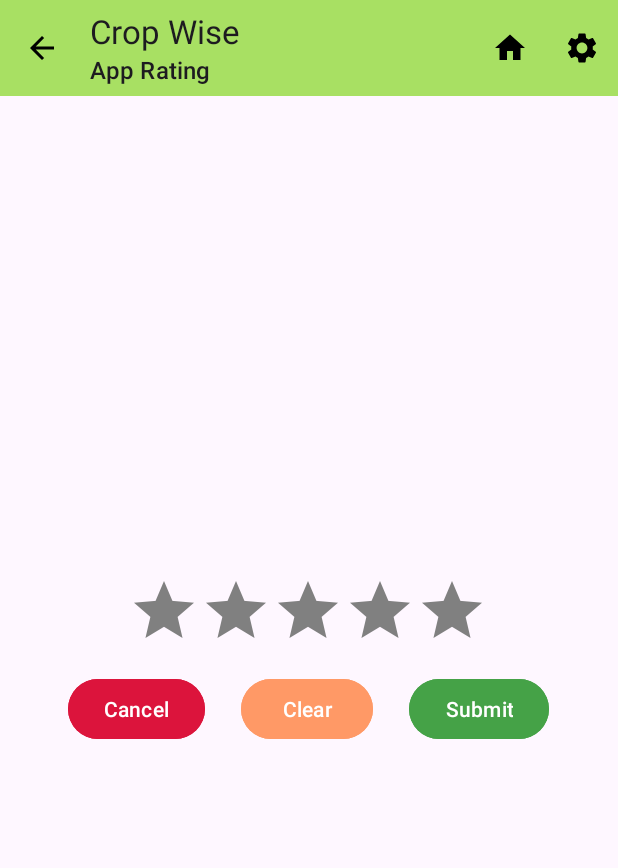
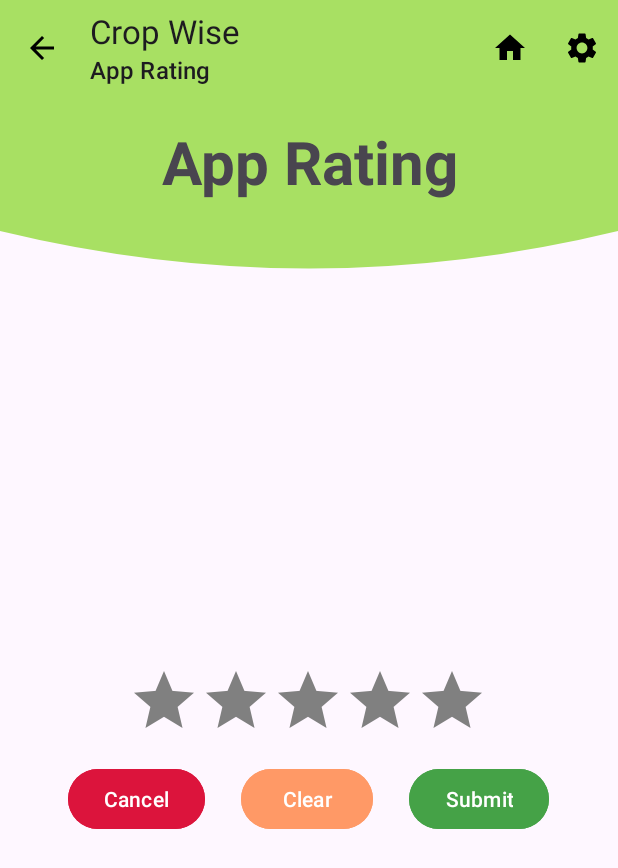
Before and after one commit to Mebanseibor/CropWise, an Android app: the AppRating screen opened directly, with no data from a screen before it, on a phone screen of 412 x 824 dp. Shown: the top 868 px of the screen. Run offline under Robolectric (Android 15) with nearby library versions, the phone set to English and light mode, and no system bars.

Commit message:
Added decorative header to the App Rating Activity

```diff
--- a/app/src/main/java/com/example/cropwise/rating/AppRating.kt
+++ b/app/src/main/java/com/example/cropwise/rating/AppRating.kt
@@ -7,6 +7,7 @@ import android.view.Menu
 import android.view.MenuItem
 import android.widget.Button
 import android.widget.RatingBar
+import android.widget.TextView
 import android.widget.Toast
 import androidx.appcompat.app.AppCompatActivity
 import com.example.cropwise.GO
@@ -20,6 +21,7 @@ class AppRating : AppCompatActivity(){
     private lateinit var btnSubmitRating : Button
     private lateinit var btnClearRating: Button
     private lateinit var btnCancelRating : Button
+    private lateinit var headerTitle : TextView
 
     // savedPreference
     private var SP_name: String = "appRating"
@@ -36,6 +38,8 @@ class AppRating : AppCompatActivity(){
 
         initRatingBar()
         initToolBar()
+
+        headerTitle.text = "App Rating"
     }
 
     private fun initToolBar(){
@@ -69,6 +73,8 @@ class AppRating : AppCompatActivity(){
         btnSubmitRating = findViewById(R.id.btnSubmitRating)
         btnCancelRating = findViewById(R.id.btnCancelRating)
         btnClearRating = findViewById(R.id.btnClearRating)
+
+        headerTitle = findViewById(R.id.headerTitle)
     }
 
     private fun initRatingBar(){
--- a/app/src/main/res/layout/activity_apprating.xml
+++ b/app/src/main/res/layout/activity_apprating.xml
@@ -13,6 +13,15 @@
         android:background="@color/themeMainPrimaryLight"
         app:contentInsetStart="0dp"
         />
+
+    <FrameLayout
+        android:layout_width="match_parent"
+        android:layout_height="wrap_content"
+        >
+
+        <include layout="@layout/layout_header"/>
+
+    </FrameLayout>
 
     <LinearLayout
         android:layout_width="wrap_content"
```
